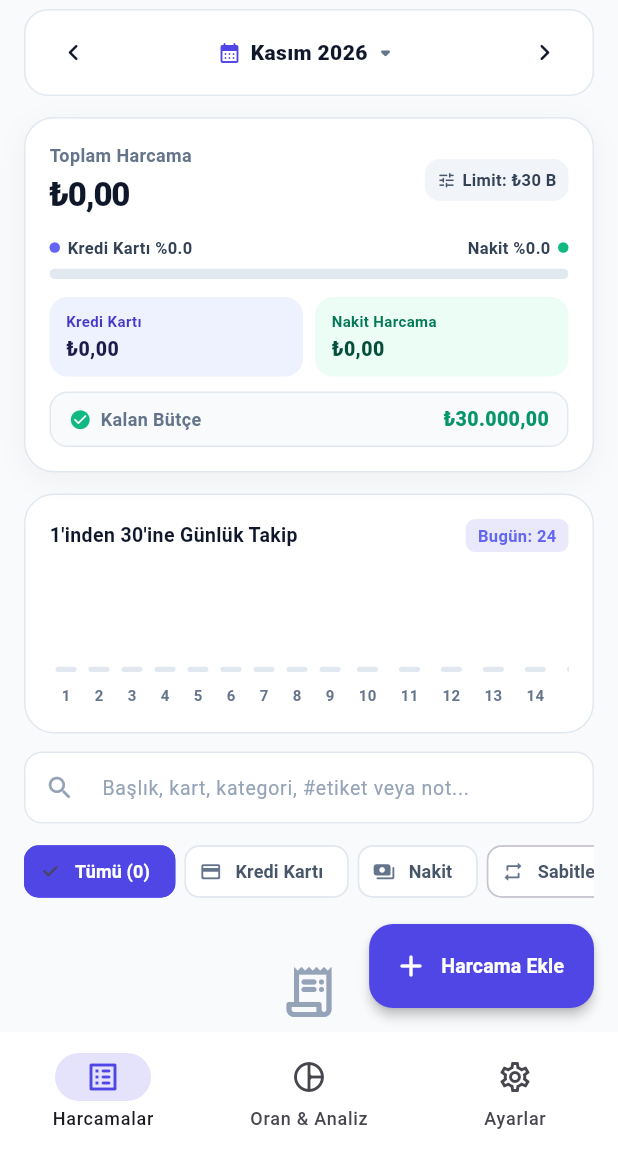
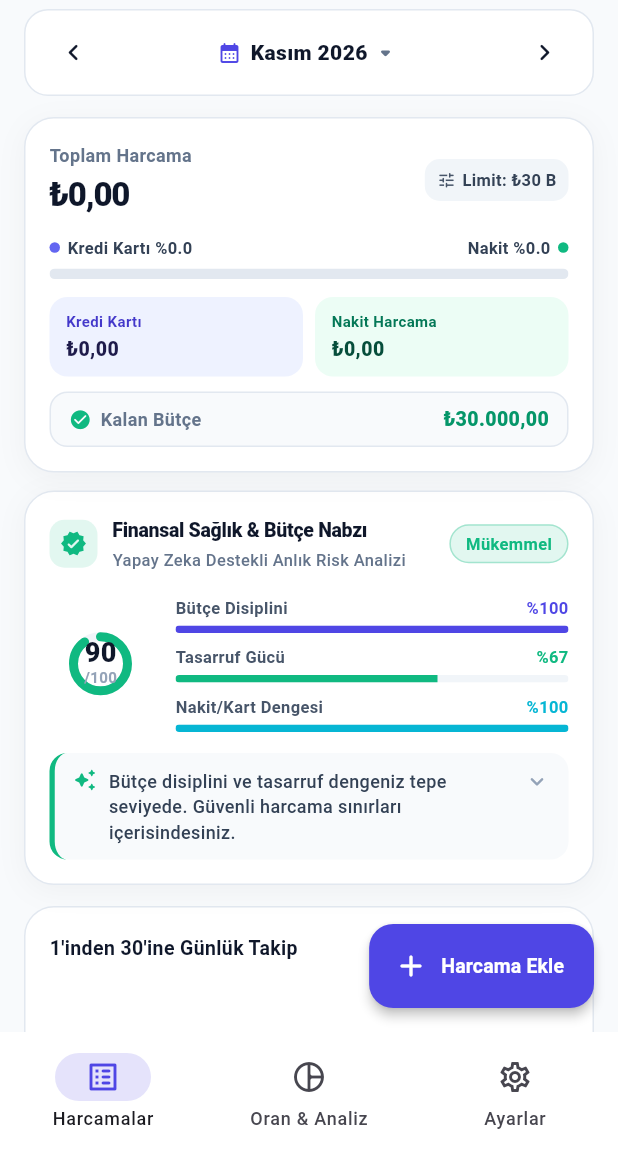
Before and after one commit to Nurettin-Yavuz/hesaptakip, a Flutter app: the screen it shows after launch, on a phone screen of 412 x 824 dp, the part 84-1236 px from its top. Run offline on Flutter 3.47's test engine with Material 3 defaults, Android fonts, the phone set to English and light mode, and no system bars; our stand-ins replace fl_chart, shared_preferences.

Commit message:
feat: akilli finansal saglik skoru ve nabiz karti entegrasyonu (OFFICE ekibi teslimati)

```diff
--- a/lib/controllers/transaction_controller.dart
+++ b/lib/controllers/transaction_controller.dart
@@ -753,4 +753,83 @@ class TransactionController extends ChangeNotifier {
     }
     return buffer.toString();
   }
+
+  // Finansal Sağlık Skoru ve Akıllı Nabız Göstergesi
+  FinancialHealthScore get financialHealth {
+    final s = summary;
+
+    // 1. Bütçe Disiplini (Maksimum 45 Puan)
+    double budgetScore = 45.0;
+    if (s.monthlyLimit > 0) {
+      final usage = s.grandTotal / s.monthlyLimit;
+      if (usage > 1.0) {
+        budgetScore = (45.0 - ((usage - 1.0) * 50.0)).clamp(0.0, 45.0);
+      } else {
+        final dayRatio = (s.currentDay / s.daysInMonth).clamp(0.01, 1.0);
+        if (usage <= dayRatio) {
+          budgetScore = 45.0;
+        } else {
+          budgetScore = (45.0 - ((usage - dayRatio) * 30.0)).clamp(15.0, 45.0);
+        }
+      }
+    }
+
+    // 2. Tasarruf Gücü (Maksimum 30 Puan)
+    double savingsScore = 20.0;
+    if (_savingsGoals.isNotEmpty) {
+      final avgProgress = _savingsGoals.fold<double>(
+            0.0,
+            (acc, g) => acc + g.progressRatio,
+          ) /
+          _savingsGoals.length;
+      savingsScore = (avgProgress * 30.0).clamp(5.0, 30.0);
+    }
+
+    // 3. Kredi Kartı Bağımlılığı (Maksimum 25 Puan)
+    double cardScore = 25.0;
+    if (s.grandTotal > 0) {
+      final cardRatio = s.creditCardTotal / s.grandTotal;
+      if (cardRatio > 0.85) {
+        cardScore = 10.0;
+      } else if (cardRatio > 0.65) {
+        cardScore = 18.0;
+      } else {
+        cardScore = 25.0;
+      }
+    }
+
+    final totalScore = (budgetScore + savingsScore + cardScore).round().clamp(0, 100);
+
+    final HealthLevel level;
+    final String statusText;
+    final String advice;
+
+    if (totalScore >= 85) {
+      level = HealthLevel.excellent;
+      statusText = 'Mükemmel';
+      advice = 'Bütçe disiplini ve tasarruf dengeniz tepe seviyede. Güvenli harcama sınırları içerisindesiniz.';
+    } else if (totalScore >= 65) {
+      level = HealthLevel.balanced;
+      statusText = 'Dengeli';
+      advice = 'Harcama ritminiz dengeli seyrediyor. Ay sonu limit aşımını önlemek için kredi kartı harcamalarını kontrol edin.';
+    } else if (totalScore >= 45) {
+      level = HealthLevel.warning;
+      statusText = 'Dikkat';
+      advice = 'Harcama temponuz aylık bütçe projeksiyonunun üzerinde seyrediyor. İsteğe bağlı harcamaları kısmanız önerilir.';
+    } else {
+      level = HealthLevel.critical;
+      statusText = 'Kritik Risk';
+      advice = 'Aylık bütçe limitiniz aşılma riskiyle karşı karşıya. Kredi kartı borçlanmasına ve ek taksitlere acil fren yapılmalı.';
+    }
+
+    return FinancialHealthScore(
+      score: totalScore,
+      level: level,
+      statusText: statusText,
+      advice: advice,
+      budgetDisciplineRatio: (budgetScore / 45.0).clamp(0.0, 1.0),
+      savingsScoreRatio: (savingsScore / 30.0).clamp(0.0, 1.0),
+      cardDependencyRatio: (cardScore / 25.0).clamp(0.0, 1.0),
+    );
+  }
 }
--- a/lib/main.dart
+++ b/lib/main.dart
@@ -6,6 +6,7 @@ import 'models/transaction_item.dart';
 import 'widgets/add_expense_sheet.dart';
 import 'widgets/analytics_view.dart';
 import 'widgets/day_tracking_timeline.dart';
+import 'widgets/financial_pulse_card.dart';
 import 'widgets/month_selector_bar.dart';
 import 'widgets/ratio_indicator_card.dart';
 import 'widgets/settings_view.dart';
@@ -373,6 +374,14 @@ class _HomeScreenState extends State<HomeScreen> {
                     child: RatioIndicatorCard(
                       summary: summary,
                       onEditLimit: _showEditLimitDialog,
+                      hideAmounts: settings.hideSensitiveAmounts,
+                    ),
+                  ),
+
+                  // Finansal Sağlık Skoru & Akıllı Bütçe Nabzı Kartı (Apple/Neobank Seviyesi)
+                  SliverToBoxAdapter(
+                    child: FinancialPulseCard(
+                      healthScore: _controller.financialHealth,
                       hideAmounts: settings.hideSensitiveAmounts,
                     ),
                   ),
--- a/lib/models/transaction_item.dart
+++ b/lib/models/transaction_item.dart
@@ -353,3 +353,30 @@ class BudgetSummary {
     return ((grandTotal - previousMonthTotal) / previousMonthTotal) * 100;
   }
 }
+
+enum HealthLevel {
+  critical,
+  warning,
+  balanced,
+  excellent,
+}
+
+class FinancialHealthScore {
+  final int score;
+  final HealthLevel level;
+  final String statusText;
+  final String advice;
+  final double budgetDisciplineRatio;
+  final double savingsScoreRatio;
+  final double cardDependencyRatio;
+
+  const FinancialHealthScore({
+    required this.score,
+    required this.level,
+    required this.statusText,
+    required this.advice,
+    required this.budgetDisciplineRatio,
+    required this.savingsScoreRatio,
+    required this.cardDependencyRatio,
+  });
+}
--- /dev/null
+++ b/lib/widgets/financial_pulse_card.dart
@@ -0,0 +1,358 @@
+import 'package:flutter/material.dart';
+import '../models/transaction_item.dart';
+
+/// Tasarımcı ve Yazılımcı ortak üretimi: Apple Card & Neobank seviyesinde
+/// Finansal Sağlık Skoru ve Akıllı Bütçe Nabzı Kartı.
+class FinancialPulseCard extends StatefulWidget {
+  final FinancialHealthScore healthScore;
+  final bool hideAmounts;
+  final VoidCallback? onTapDetails;
+
+  const FinancialPulseCard({
+    super.key,
+    required this.healthScore,
+    this.hideAmounts = false,
+    this.onTapDetails,
+  });
+
+  @override
+  State<FinancialPulseCard> createState() => _FinancialPulseCardState();
+}
+
+class _FinancialPulseCardState extends State<FinancialPulseCard> {
+  bool _isExpanded = false;
+
+  Color _getLevelColor(HealthLevel level) {
+    switch (level) {
+      case HealthLevel.excellent:
+        return const Color(0xFF10B981);
+      case HealthLevel.balanced:
+        return const Color(0xFF4F46E5);
+      case HealthLevel.warning:
+        return const Color(0xFFF59E0B);
+      case HealthLevel.critical:
+        return const Color(0xFFEF4444);
+    }
+  }
+
+  IconData _getLevelIcon(HealthLevel level) {
+    switch (level) {
+      case HealthLevel.excellent:
+        return Icons.verified_rounded;
+      case HealthLevel.balanced:
+        return Icons.insights_rounded;
+      case HealthLevel.warning:
+        return Icons.warning_amber_rounded;
+      case HealthLevel.critical:
+        return Icons.error_outline_rounded;
+    }
+  }
+
+  @override
+  Widget build(BuildContext context) {
+    final isDark = Theme.of(context).brightness == Brightness.dark;
+    final levelColor = _getLevelColor(widget.healthScore.level);
+    final score = widget.healthScore.score;
+
+    return Container(
+      margin: const EdgeInsets.symmetric(horizontal: 16, vertical: 6),
+      decoration: BoxDecoration(
+        color: isDark ? const Color(0xFF1E293B) : Colors.white,
+        borderRadius: BorderRadius.circular(20),
+        border: Border.all(
+          color: isDark ? const Color(0xFF334155) : const Color(0xFFE2E8F0),
+        ),
+        boxShadow: [
+          BoxShadow(
+            color: Colors.black.withValues(alpha: isDark ? 0.3 : 0.04),
+            blurRadius: 16,
+            offset: const Offset(0, 4),
+          ),
+        ],
+      ),
+      child: Material(
+        color: Colors.transparent,
+        child: InkWell(
+          borderRadius: BorderRadius.circular(20),
+          onTap: () {
+            setState(() {
+              _isExpanded = !_isExpanded;
+            });
+            widget.onTapDetails?.call();
+          },
+          child: Padding(
+            padding: const EdgeInsets.all(16),
+            child: Column(
+              crossAxisAlignment: CrossAxisAlignment.start,
+              children: [
+                // Üst Başlık Satırı: İkon, Başlık ve Durum Rozeti
+                Row(
+                  children: [
+                    Container(
+                      padding: const EdgeInsets.all(7),
+                      decoration: BoxDecoration(
+                        color: levelColor.withValues(alpha: 0.12),
+                        borderRadius: BorderRadius.circular(10),
+                      ),
+                      child: Icon(
+                        _getLevelIcon(widget.healthScore.level),
+                        color: levelColor,
+                        size: 18,
+                      ),
+                    ),
+                    const SizedBox(width: 10),
+                    Expanded(
+                      child: Column(
+                        crossAxisAlignment: CrossAxisAlignment.start,
+                        children: [
+                          Text(
+                            'Finansal Sağlık & Bütçe Nabzı',
+                            style: TextStyle(
+                              fontSize: 13,
+                              fontWeight: FontWeight.w800,
+                              letterSpacing: -0.2,
+                              color: isDark ? Colors.white : const Color(0xFF0F172A),
+                            ),
+                          ),
+                          const SizedBox(height: 2),
+                          Text(
+                            'Yapay Zeka Destekli Anlık Risk Analizi',
+                            style: TextStyle(
+                              fontSize: 11,
+                              fontWeight: FontWeight.w500,
+                              color: isDark ? const Color(0xFF94A3B8) : const Color(0xFF64748B),
+                            ),
+                          ),
+                        ],
+                      ),
+                    ),
+                    Container(
+                      padding: const EdgeInsets.symmetric(horizontal: 10, vertical: 4),
+                      decoration: BoxDecoration(
+                        color: levelColor.withValues(alpha: 0.12),
+                        borderRadius: BorderRadius.circular(20),
+                        border: Border.all(
+                          color: levelColor.withValues(alpha: 0.3),
+                        ),
+                      ),
+                      child: Text(
+                        widget.healthScore.statusText,
+                        style: TextStyle(
+                          fontSize: 11,
+                          fontWeight: FontWeight.w700,
+                          color: levelColor,
+                        ),
+                      ),
+                    ),
+                  ],
+                ),
+                const SizedBox(height: 16),
+
+                // Gösterge Satırı: Dairesel Gösterge ve 3 Alt KPI
+                Row(
+                  children: [
+                    // Sol: Dairesel Skor Göstergesi
+                    SizedBox(
+                      width: 68,
+                      height: 68,
+                      child: Stack(
+                        alignment: Alignment.center,
+                        children: [
+                          CircularProgressIndicator(
+                            value: widget.hideAmounts ? 0.75 : (score / 100.0),
+                            strokeWidth: 6,
+                            strokeCap: StrokeCap.round,
+                            backgroundColor: isDark
+                                ? const Color(0xFF334155)
+                                : const Color(0xFFF1F5F9),
+                            valueColor: AlwaysStoppedAnimation<Color>(levelColor),
+                          ),
+                          Column(
+                            mainAxisAlignment: MainAxisAlignment.center,
+                            children: [
+                              Text(
+                                widget.hideAmounts ? '••' : '$score',
+                                style: TextStyle(
+                                  fontSize: 18,
+                                  fontWeight: FontWeight.w900,
+                                  color: isDark ? Colors.white : const Color(0xFF0F172A),
+                                  height: 1.0,
+                                ),
+                              ),
+                              Text(
+                                '/100',
+                                style: TextStyle(
+                                  fontSize: 10,
+                                  fontWeight: FontWeight.w600,
+                                  color: isDark
+                                      ? const Color(0xFF94A3B8)
+                                      : const Color(0xFF94A3B8),
+                                ),
+                              ),
+                            ],
+                          ),
+                        ],
+                      ),
+                    ),
+                    const SizedBox(width: 16),
+
+                    // Sağ: 3 Alt Metrik Barı
+                    Expanded(
+                      child: Column(
+                        children: [
+                          _buildMetricBar(
+                            title: 'Bütçe Disiplini',
+                            ratio: widget.healthScore.budgetDisciplineRatio,
+                            activeColor: const Color(0xFF4F46E5),
+                            isDark: isDark,
+                          ),
+                          const SizedBox(height: 8),
+                          _buildMetricBar(
+                            title: 'Tasarruf Gücü',
+                            ratio: widget.healthScore.savingsScoreRatio,
+                            activeColor: const Color(0xFF10B981),
+                            isDark: isDark,
+                          ),
+                          const SizedBox(height: 8),
+                          _buildMetricBar(
+                            title: 'Nakit/Kart Dengesi',
+                            ratio: widget.healthScore.cardDependencyRatio,
+                            activeColor: const Color(0xFF06B6D4),
+                            isDark: isDark,
+                          ),
+                        ],
+                      ),
+                    ),
+                  ],
+                ),
+
+                // Akıllı Tavsiye ve Detay Açılır Alanı
+                const SizedBox(height: 14),
+                Container(
+                  width: double.infinity,
+                  padding: const EdgeInsets.symmetric(horizontal: 12, vertical: 10),
+                  decoration: BoxDecoration(
+                    color: isDark ? const Color(0xFF0F172A) : const Color(0xFFF8FAFC),
+                    borderRadius: BorderRadius.circular(12),
+                    border: Border(
+                      left: BorderSide(color: levelColor, width: 3.5),
+                    ),
+                  ),
+                  child: Row(
+                    crossAxisAlignment: CrossAxisAlignment.start,
+                    children: [
+                      Icon(
+                        Icons.auto_awesome_rounded,
+                        size: 16,
+                        color: levelColor,
+                      ),
+                      const SizedBox(width: 8),
+                      Expanded(
+                        child: Text(
+                          widget.healthScore.advice,
+                          style: TextStyle(
+                            fontSize: 12,
+                            fontWeight: FontWeight.w500,
+                            height: 1.4,
+                            color: isDark ? const Color(0xFFCBD5E1) : const Color(0xFF334155),
+                          ),
+                        ),
+                      ),
+                      Icon(
+                        _isExpanded
+                            ? Icons.keyboard_arrow_up_rounded
+                            : Icons.keyboard_arrow_down_rounded,
+                        size: 18,
+                        color: isDark ? const Color(0xFF64748B) : const Color(0xFF94A3B8),
+                      ),
+                    ],
+                  ),
+                ),
+
+                // Genişletilmiş Detay Açıklaması
+                if (_isExpanded) ...[
+                  const SizedBox(height: 12),
+                  Divider(
+                    height: 1,
+                    color: isDark ? const Color(0xFF334155) : const Color(0xFFE2E8F0),
+                  ),
+                  const SizedBox(height: 10),
+                  Text(
+                    'Finansal Sağlık Skoru Nasıl Hesaplanır?',
+                    style: TextStyle(
+                      fontSize: 11,
+                      fontWeight: FontWeight.w700,
+                      color: isDark ? Colors.white70 : const Color(0xFF475569),
+                    ),
+                  ),
+                  const SizedBox(height: 4),
+                  Text(
+                    '• Bütçe Disiplini (%45): Aylık harcamanızın geçen gün sayısı ve belirlenen limit ile uyumu.\n'
+                    '• Tasarruf Gücü (%30): Aktif tasarruf kumbaralarınızın hedefe ulaşma yüzdesi.\n'
+                    '• Kredi Kartı Dengesi (%25): Harcamaların kredi kartına aşırı bağımlı olmaması ve nakit/kart dengesi.',
+                    style: TextStyle(
+                      fontSize: 11,
+                      fontWeight: FontWeight.w400,
+                      height: 1.45,
+                      color: isDark ? const Color(0xFF94A3B8) : const Color(0xFF64748B),
+                    ),
+                  ),
+                ],
+              ],
+            ),
+          ),
+        ),
+      ),
+    );
+  }
+
+  Widget _buildMetricBar({
+    required String title,
+    required double ratio,
+    required Color activeColor,
+    required bool isDark,
+  }) {
+    final percentText = widget.hideAmounts ? '••%' : '%${(ratio * 100).toStringAsFixed(0)}';
+
+    return Column(
+      crossAxisAlignment: CrossAxisAlignment.start,
+      children: [
+        Row(
+          children: [
+            Expanded(
+              child: Text(
+                title,
+                maxLines: 1,
+                overflow: TextOverflow.ellipsis,
+                style: TextStyle(
+                  fontSize: 11,
+                  fontWeight: FontWeight.w600,
+                  color: isDark ? const Color(0xFFCBD5E1) : const Color(0xFF475569),
+                ),
+              ),
+            ),
+            const SizedBox(width: 6),
+            Text(
+              percentText,
+              style: TextStyle(
+                fontSize: 11,
+                fontWeight: FontWeight.w700,
+                color: activeColor,
+              ),
+            ),
+          ],
+        ),
+        const SizedBox(height: 4),
+        ClipRRect(
+          borderRadius: BorderRadius.circular(4),
+          child: LinearProgressIndicator(
+            value: ratio.clamp(0.0, 1.0),
+            minHeight: 5,
+            backgroundColor: isDark ? const Color(0xFF334155) : const Color(0xFFF1F5F9),
+            valueColor: AlwaysStoppedAnimation<Color>(activeColor),
+          ),
+        ),
+      ],
+    );
+  }
+}
```
Also changed, not shown: 1 other file.
